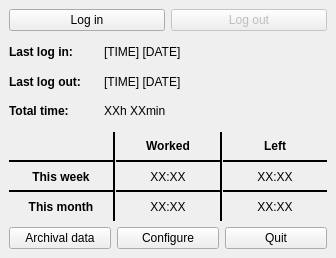
This is ui/WorktimeLogger.ui in daneos/WorktimeLogger as Qt 5 draws it before an edit. The edited form follows.
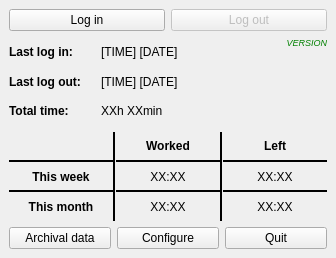
This is the edited form. Icons and pictures are not drawn.

What changed in the file:
```diff
--- a/ui/WorktimeLogger.ui
+++ b/ui/WorktimeLogger.ui
@@ -54,12 +54,14 @@
      </layout>
     </item>
     <item>
+     <layout class="QHBoxLayout" name="horizontalLayout_4" stretch="3,1">
+      <item>
      <layout class="QVBoxLayout" name="verticalLayout_5">
       <property name="spacing">
        <number>0</number>
       </property>
       <item>
-       <layout class="QHBoxLayout" name="horizontalLayout_4" stretch="2,5">
+         <layout class="QHBoxLayout" name="horizontalLayout_5" stretch="3,5">
         <property name="spacing">
          <number>6</number>
         </property>
@@ -89,7 +91,7 @@
        </layout>
       </item>
       <item>
-       <layout class="QHBoxLayout" name="horizontalLayout_5" stretch="2,5">
+         <layout class="QHBoxLayout" name="horizontalLayout_6" stretch="3,5">
         <property name="spacing">
          <number>6</number>
         </property>
@@ -119,7 +121,7 @@
        </layout>
       </item>
       <item>
-       <layout class="QHBoxLayout" name="horizontalLayout_6" stretch="2,5">
+         <layout class="QHBoxLayout" name="horizontalLayout_7" stretch="3,5">
         <property name="spacing">
          <number>6</number>
         </property>
@@ -147,6 +149,40 @@
          </widget>
         </item>
        </layout>
+        </item>
+       </layout>
+      </item>
+      <item>
+       <widget class="QLabel" name="VersionLabel">
+        <property name="enabled">
+         <bool>true</bool>
+        </property>
+        <property name="font">
+         <font>
+          <pointsize>7</pointsize>
+          <italic>true</italic>
+          <strikeout>false</strikeout>
+         </font>
+        </property>
+        <property name="layoutDirection">
+         <enum>Qt::LeftToRight</enum>
+        </property>
+        <property name="styleSheet">
+         <string notr="true">color:green;</string>
+        </property>
+        <property name="frameShape">
+         <enum>QFrame::NoFrame</enum>
+        </property>
+        <property name="frameShadow">
+         <enum>QFrame::Plain</enum>
+        </property>
+        <property name="text">
+         <string>VERSION</string>
+        </property>
+        <property name="alignment">
+         <set>Qt::AlignRight|Qt::AlignTop|Qt::AlignTrailing</set>
+        </property>
+       </widget>
       </item>
      </layout>
     </item>
```
Lines whose indentation alone changed are shown as unchanged.
